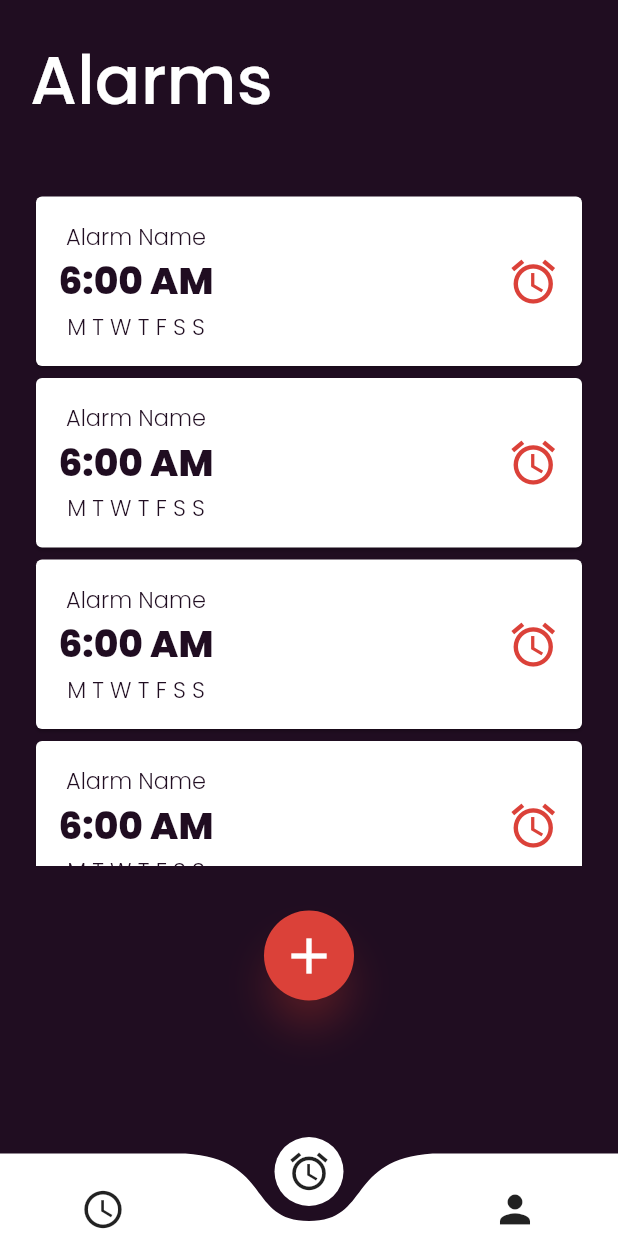
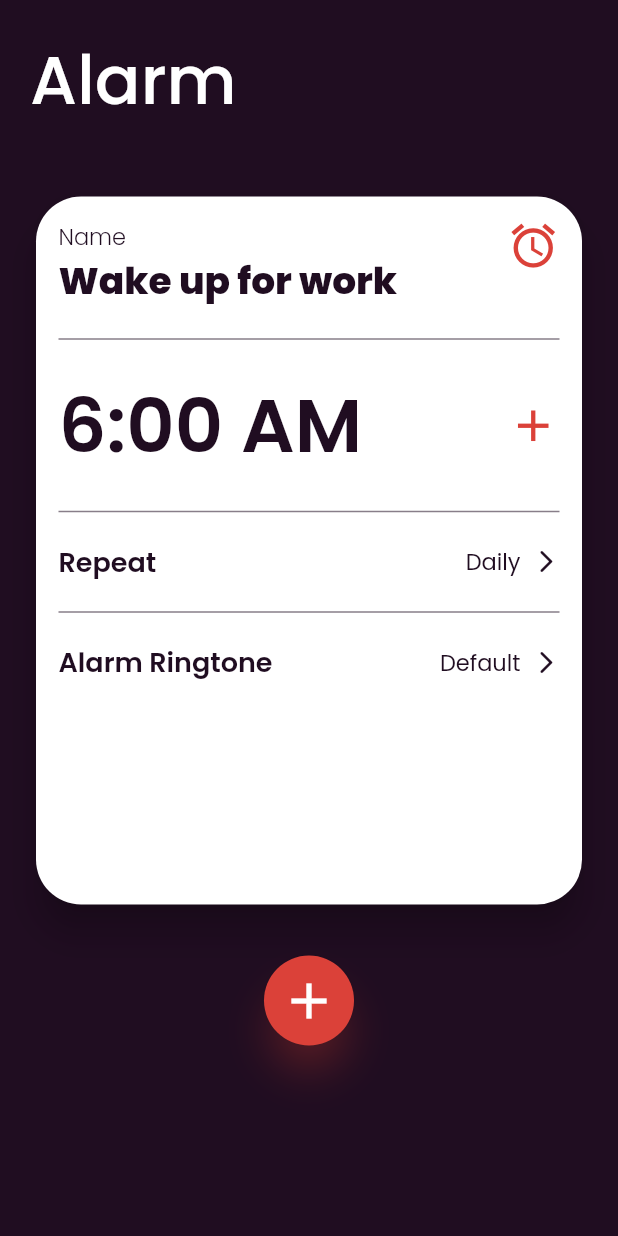
Before and after one commit to ryanmlk/crazy_alarm, a Flutter app: the screen it shows after launch, item 2 of the bottom bar chosen, after a tap on the "add" icon, on a phone screen of 412 x 824 dp. Run offline on Flutter 3.47's test engine with Material 2 defaults, Android fonts, the phone set to English and light mode, and no system bars; drawn by our look-alikes of curved_navigation_bar; our stand-ins replace google_fonts.

Commit message:
Added screen to manage alarm

```diff
--- /dev/null
+++ b/crazy_alarm_app/lib/components/alarm_repeat_dialog.dart
@@ -0,0 +1,61 @@
+import 'package:flutter/material.dart';
+import 'package:crazy_alarm_app/constants/themes.dart';
+import 'package:google_fonts/google_fonts.dart';
+
+class AlarmRepeatDialog extends StatelessWidget {
+  const AlarmRepeatDialog({ Key? key }) : super(key: key);
+
+  @override
+  Widget build(BuildContext context) {
+    return Container(
+      height: 230,
+      color: CustomColors.sdTransparentColor,
+      child: Column(
+        children: [
+          ListTile(
+            tileColor: CustomColors.sdShadowColor,
+            autofocus: true,
+            title: Text(
+              'Once',
+              style: GoogleFonts.poppins(
+                textStyle: TextStyle(
+                  color: CustomColors.secondaryTextColor,fontSize: 18, fontWeight: FontWeight.w600
+                )
+              )
+            ),
+          ),
+          ListTile(
+            title: Text(
+              'Daily',
+              style: GoogleFonts.poppins(
+                textStyle: TextStyle(
+                  color: CustomColors.secondaryTextColor,fontSize: 18, fontWeight: FontWeight.w600
+                )
+              )
+            ),
+          ),
+          ListTile(
+            title: Text(
+              'Weekdays',
+              style: GoogleFonts.poppins(
+                textStyle: TextStyle(
+                  color: CustomColors.secondaryTextColor,fontSize: 18, fontWeight: FontWeight.w600
+                )
+              )
+            ),
+          ),
+          ListTile(
+            title: Text(
+              'Custom',
+              style: GoogleFonts.poppins(
+                textStyle: TextStyle(
+                  color: CustomColors.secondaryTextColor,fontSize: 18, fontWeight: FontWeight.w600
+                )
+              )
+            ),
+          ),
+        ],
+      ),
+    );
+  }
+}
--- a/crazy_alarm_app/lib/constants/themes.dart
+++ b/crazy_alarm_app/lib/constants/themes.dart
@@ -2,8 +2,9 @@ import 'package:flutter/material.dart';
 
 class CustomColors{
   static Color primaryTextColor = const Color(0xFFFFFFFF); //Colors.white;
-  static Color secondaryTextColor = const Color(0xFF200D21);
-  static Color dividerColor = Colors.white54;
+  static Color secondaryTextColor = const Color(0xFF200D21); //Dark Purple
+  static Color contrastTextColor = const Color(0xFFDB4139); //Mid Orange
+  static Color dividerColor = const Color(0x88200D21);
   static Color pageBackgroundColor = const Color(0xFF2D2F41);
   static Color navBackgroundColor = const Color(0x9D2D2F41);
   static Color menuBackgroundColor = const Color(0xFF242634);
@@ -17,9 +18,6 @@ class CustomColors{
   static Color hourHandStatColor = const Color(0xFFC279FB);
   static Color hourHandEndColor = const Color(0xFFEA74AB);
 
-  static Color sdTextPrimaryColor = const Color(0xFF000000);
-  static Color sdTextSecondaryColor = const Color(0xFF4D4C4C);
-
   static Color sdPrimaryColor = const Color(0xFF393F74);
   static Color sdPrimaryColorLight = const Color(0xFF6679CC);
   static Color sdPrimaryBgLightColor = const Color(0xFFDB4139);
@@ -27,8 +25,8 @@ class CustomColors{
   static Color sdIconColor = const Color(0xFFDB4139);
   static Color sdSmokeColorLight = const Color(0xFFE8EAEE);
   static Color sdSmokeColor = const Color(0xFFCDD1D1);
-  static Color sdShadowColor = const Color(0x95E9EBF0);
+  static Color sdShadowColor = const Color(0XFF8a8a8a);
   static Color sdShadowDarkColor = const Color(0xAADB4139);
-  static Color sdAppBackgroundColor = const Color(0xFF200D21);
-  static Color sdTransparentColor = const Color(0X00FFFFFF);
+  static Color sdAppBackgroundColor = const Color(0xFF200D21); //Magenta
+  static Color sdTransparentColor = const Color(0X00FFFFFF); //Transparent
 }
--- a/crazy_alarm_app/lib/main.dart
+++ b/crazy_alarm_app/lib/main.dart
@@ -1,3 +1,4 @@
+import 'package:crazy_alarm_app/screens/alarm_manage_screen.dart';
 import 'package:crazy_alarm_app/screens/main_screen.dart';
 import 'package:flutter/material.dart';
 
@@ -17,6 +18,7 @@ class MyApp extends StatelessWidget {
         initialRoute: MainScreen.routeName,
         routes: {
             MainScreen.routeName: (context) => const MainScreen(),
+            AlarmManageScreen.routeName: (context) => const AlarmManageScreen(),
         },
     );
   }
--- a/crazy_alarm_app/lib/screens/alarm_list_screen.dart
+++ b/crazy_alarm_app/lib/screens/alarm_list_screen.dart
@@ -34,17 +34,17 @@ class AlarmListScreen extends StatelessWidget {
             height: 450,
             child: SingleChildScrollView(
               scrollDirection: Axis.vertical,
-              child: Container(
-                child: Column(
-                  children: alarms.map((e) => const AlarmCard()).toList(),
-                ),
+              child: Column(
+                children: alarms.map((e) => const AlarmCard()).toList(),
               ),
             ),
           ),
           const SizedBox(height: 30),
           Center(
             child: ElevatedButton(
-              onPressed: (){},
+              onPressed: (){
+                Navigator.pushNamed(context, '/alarmmanage');
+              },
               child: const Icon(Icons.add, size: 40,),
               style: ElevatedButton.styleFrom(
                 shape: const CircleBorder(),
--- /dev/null
+++ b/crazy_alarm_app/lib/screens/alarm_manage_screen.dart
@@ -0,0 +1,187 @@
+import 'package:crazy_alarm_app/components/alarm_repeat_dialog.dart';
+import 'package:flutter/material.dart';
+import 'package:google_fonts/google_fonts.dart';
+import 'package:crazy_alarm_app/constants/themes.dart';
+
+class AlarmManageScreen extends StatefulWidget {
+  const AlarmManageScreen({ Key? key }) : super(key: key);
+  static String routeName = '/alarmmanage';
+
+  @override
+  State<AlarmManageScreen> createState() => _AlarmManageScreenState();
+
+}
+
+class _AlarmManageScreenState extends State<AlarmManageScreen> {
+  @override
+  Widget build(BuildContext context) {
+    return SafeArea(
+      child: Scaffold(
+        backgroundColor: CustomColors.sdAppBackgroundColor,
+        body: Padding(
+        padding: const EdgeInsets.all(20.0),
+        child: Column(
+          crossAxisAlignment: CrossAxisAlignment.start,
+          children: [
+            Text(
+              'Alarm',
+              style: GoogleFonts.poppins(
+                textStyle: TextStyle(
+                  color: CustomColors.primaryTextColor,fontSize: 45, fontWeight: FontWeight.w500
+                )
+              )
+            ),
+            const SizedBox(height: 40),
+            SizedBox(
+              height: 480,
+              child: Card(
+                shape: RoundedRectangleBorder(
+                  borderRadius: BorderRadius.circular(30.0),
+                ),
+                elevation: 10,
+                child: Padding(
+                  padding: const EdgeInsets.all(15),
+                  child: Column(
+                    children: [
+                      Row(
+                        mainAxisAlignment: MainAxisAlignment.spaceBetween,
+                        crossAxisAlignment: CrossAxisAlignment.start,
+                        children: [
+                          Column(
+                            crossAxisAlignment: CrossAxisAlignment.start,
+                            children: [
+                              Text(
+                                'Name',
+                                style: GoogleFonts.poppins(
+                                  textStyle: TextStyle(
+                                    color: CustomColors.secondaryTextColor,fontSize: 15, fontWeight: FontWeight.w300
+                                  )
+                                )
+                              ),
+                              Text(
+                                'Wake up for work',
+                                style: GoogleFonts.poppins(
+                                  textStyle: TextStyle(
+                                    color: CustomColors.secondaryTextColor,fontSize: 25, fontWeight: FontWeight.w800
+                                  )
+                                )
+                              ),
+                            ],
+                          ),
+                          Icon(Icons.alarm, color: CustomColors.sdIconColor, size: 35)
+                        ],
+                      ),
+                      Divider(thickness: 1, color: CustomColors.dividerColor, height: 40),
+                      Row(
+                        mainAxisAlignment: MainAxisAlignment.spaceBetween,
+                        children: [
+                          Text(
+                            '6:00 AM',
+                            style: GoogleFonts.poppins(
+                              textStyle: TextStyle(
+                                color: CustomColors.secondaryTextColor,fontSize: 50, fontWeight: FontWeight.w600
+                              )
+                            )
+                          ),
+                          Icon(Icons.add, color: CustomColors.sdIconColor, size: 35)
+                        ],
+                      ),
+                      Divider(thickness: 1, color: CustomColors.dividerColor, height: 40),
+                      InkWell(
+                        onTap: (){
+                          showModalBottomSheet(context: context, builder: (context) {
+                            return const AlarmRepeatDialog();
+                          });
+                        },
+                        child: buildRepeatManager()
+                      ),
+                      Divider(thickness: 1, color: CustomColors.dividerColor, height: 40),
+                      buildAlarmManager(),
+                    ],
+                  ),
+                ),
+              ),
+            ),
+            const SizedBox(height: 30),
+            Center(
+              child: ElevatedButton(
+                onPressed: (){
+                  Navigator.pushNamed(context, '/alarmmanage');
+                },
+                child: const Icon(Icons.add, size: 40,),
+                style: ElevatedButton.styleFrom(
+                  shape: const CircleBorder(),
+                  padding: const EdgeInsets.all(10),
+                  primary: CustomColors.sdPrimaryBgLightColor,
+                  shadowColor: CustomColors.sdShadowDarkColor,
+                  elevation: 10,
+                ),
+              ),
+            )
+          ],
+        ),
+          ),
+      ),
+    );
+  }
+}
+
+Widget buildRepeatManager() {
+ return Row(
+  mainAxisAlignment: MainAxisAlignment.spaceBetween,
+  children: [
+    Text(
+      'Repeat',
+      style: GoogleFonts.poppins(
+        textStyle: TextStyle(
+          color: CustomColors.secondaryTextColor,fontSize: 18, fontWeight: FontWeight.w600
+        )
+      )
+    ),
+    Row(
+      mainAxisAlignment: MainAxisAlignment.spaceEvenly,
+      children: [
+        Text(
+          'Daily  ',
+          style: GoogleFonts.poppins(
+            textStyle: TextStyle(
+              color: CustomColors.secondaryTextColor,fontSize: 15, fontWeight: FontWeight.w400
+            )
+          )
+        ),
+        Icon(Icons.arrow_forward_ios_rounded, color: CustomColors.secondaryTextColor, size: 18)
+      ],
+    ),
+  ],
+  );
+}
+
+Widget buildAlarmManager() {
+ return Row(
+  mainAxisAlignment: MainAxisAlignment.spaceBetween,
+  children: [
+    Text(
+      'Alarm Ringtone',
+      style: GoogleFonts.poppins(
+        textStyle: TextStyle(
+          color: CustomColors.secondaryTextColor,fontSize: 18, fontWeight: FontWeight.w600
+        )
+      )
+    ),
+    Row(
+      mainAxisAlignment: MainAxisAlignment.spaceEvenly,
+      children: [
+        Text(
+          'Default  ',
+          style: GoogleFonts.poppins(
+            textStyle: TextStyle(
+              color: CustomColors.secondaryTextColor,fontSize: 15, fontWeight: FontWeight.w400
+            )
+          )
+        ),
+        Icon(Icons.arrow_forward_ios_rounded, color: CustomColors.secondaryTextColor, size: 18)
+      ],
+    ),
+  ],
+  );
+}
--- a/crazy_alarm_app/lib/screens/clock_screen.dart
+++ b/crazy_alarm_app/lib/screens/clock_screen.dart
@@ -19,9 +19,11 @@ class _ClockScreenState extends State<ClockScreen> {
   @override
   void initState() {
     Timer.periodic(const Duration(seconds: 1), (timer) {
-      setState(() {
+      if (mounted){
+        setState(() {
 
-      });
+        });
+      }
     });
     super.initState();
   }
@@ -47,7 +49,7 @@ class _ClockScreenState extends State<ClockScreen> {
               ),
               const SizedBox(height: 60),
               Center(
-                child: Container(
+                child: SizedBox(
                   width: 350,
                   height: 350,
                   child: Transform.rotate(
@@ -113,7 +115,7 @@ class ClockPainter extends CustomPainter{
     ..strokeWidth = 1;
 
     var currentDashBrush = Paint()
-    ..shader = RadialGradient(colors: [Color(0XFFEF224E), Color(0XFF8F0F4B)]).createShader(Rect.fromCircle(center: centre, radius: radius))
+    ..shader = const RadialGradient(colors: [Color(0XFFEF224E), Color(0XFF8F0F4B)]).createShader(Rect.fromCircle(center: centre, radius: radius))
     ..style = PaintingStyle.stroke
     ..strokeCap = StrokeCap.round
     ..strokeWidth = 4;
```
